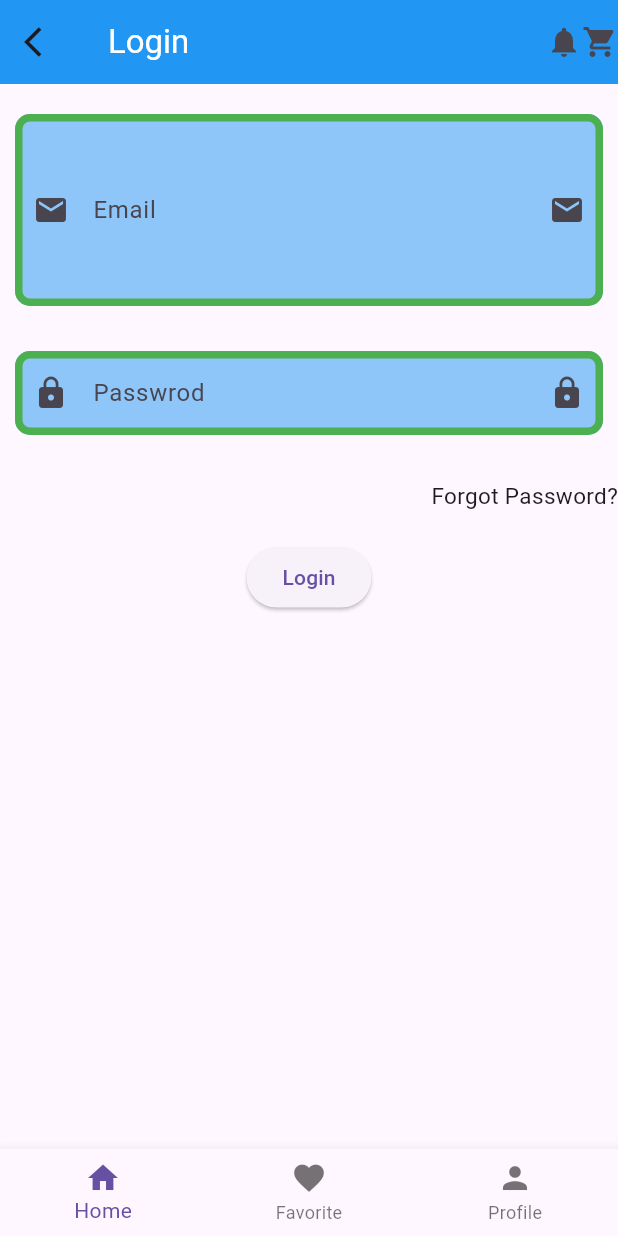
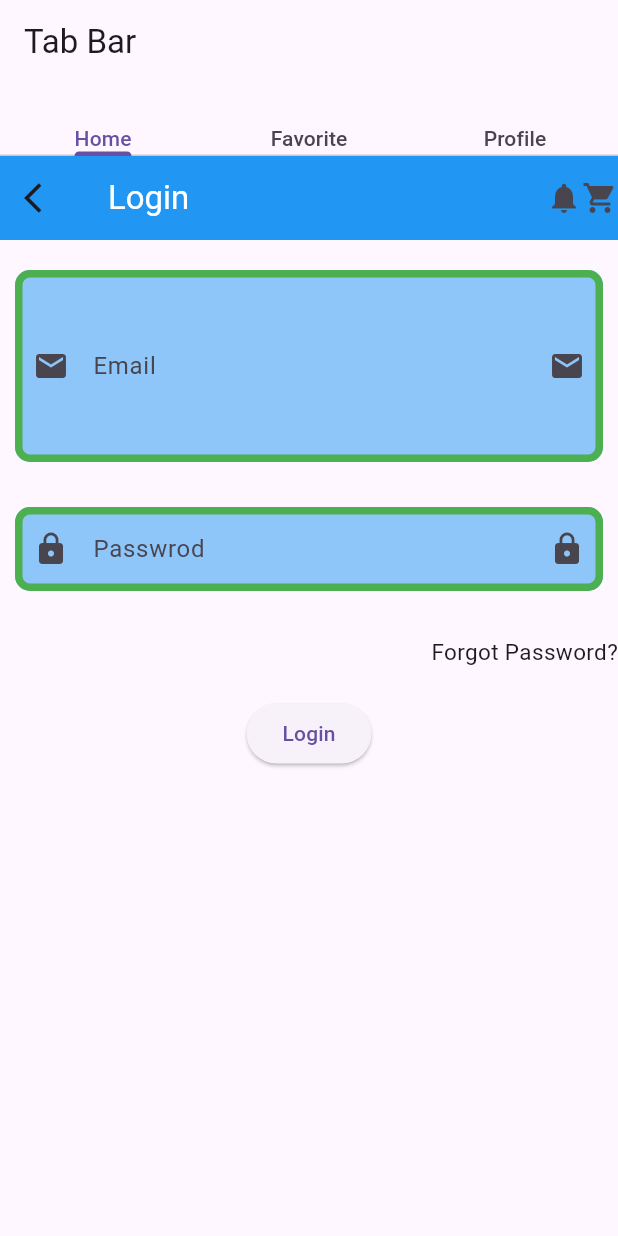
Before and after one commit to MuhammadAliKust/Flutter-B13, a Flutter app: the screen it shows after launch, on a phone screen of 412 x 824 dp. Run offline on Flutter 3.47's test engine with Material 3 defaults, Android fonts, the phone set to English and light mode, and no system bars; our stand-ins replace image_picker, smooth_page_indicator, string_validator.

Commit message:
Tabbar Done

```diff
--- a/lib/main.dart
+++ b/lib/main.dart
@@ -8,6 +8,7 @@ import 'package:flutter_b14/login.dart';
 import 'package:flutter_b14/multiple_selection.dart';
 import 'package:flutter_b14/page_view.dart';
 import 'package:flutter_b14/single_selection.dart';
+import 'package:flutter_b14/tabbar_view.dart';
 import 'package:flutter_b14/task_view.dart';
 
 import 'file_image.dart';
@@ -23,7 +24,7 @@ class MyApp extends StatelessWidget {
   @override
   Widget build(BuildContext context) {
     return MaterialApp(
-      home: BottomBarView(),
+      home: TabbarViewDemo(),
     );
   }
 }
--- /dev/null
+++ b/lib/tabbar_view.dart
@@ -0,0 +1,30 @@
+import 'package:flutter/material.dart';
+import 'package:flutter_b14/list_tile.dart';
+import 'package:flutter_b14/login.dart';
+import 'package:flutter_b14/task_view.dart';
+
+class TabbarViewDemo extends StatelessWidget {
+  const TabbarViewDemo({super.key});
+
+  @override
+  Widget build(BuildContext context) {
+    return DefaultTabController(
+      length: 3,
+      child: Scaffold(
+        appBar: AppBar(
+          title: Text("Tab Bar"),
+          bottom: TabBar(tabs: [
+            Text("Home"),
+            Text("Favorite"),
+            Text("Profile"),
+          ]),
+        ),
+        body: TabBarView(children: [
+         LoginView(),
+          ListTileDemo(),
+          TaskView()
+        ]),
+      ),
+    );
+  }
+}
```
Also changed, not shown: lib/task.dart (added, +50 -0 lines).
